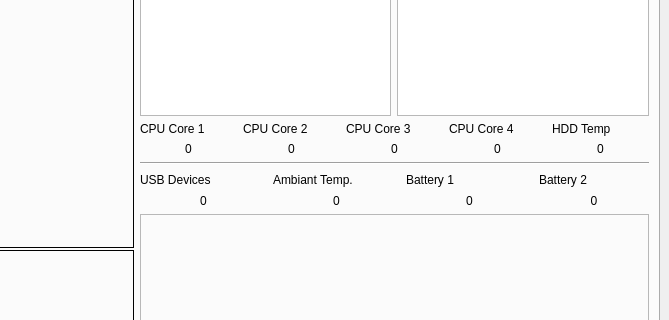
Old version of the form catkin_ws/src/front_end/scripts/resource/no_imu_gr_resizable_TAB.ui in the repository mcgill-robotics-archive/auv-2014; both pictures show x 396 to 1065 and y 450 to 770 of the 1065 by 976 pixel window.
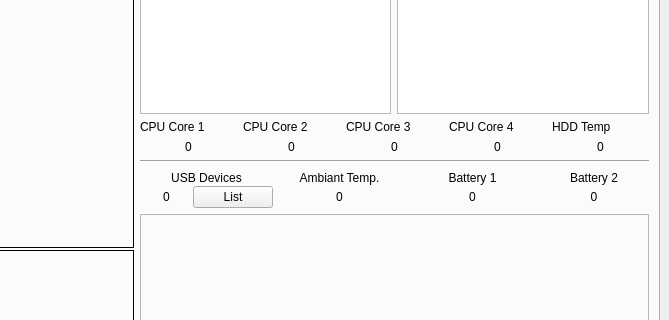
New version of the form. Icons and pictures are not drawn. Custom widgets are drawn as their Qt base class.

Diff of the .ui file:
```diff
--- a/catkin_ws/src/front_end/scripts/resource/no_imu_gr_resizable_TAB.ui
+++ b/catkin_ws/src/front_end/scripts/resource/no_imu_gr_resizable_TAB.ui
@@ -1007,15 +1007,67 @@
               <item>
                <layout class="QVBoxLayout" name="verticalLayout_5">
                 <item>
-                 <layout class="QGridLayout" name="gridLayout_6" columnstretch="0,0,0,0,0">
-                  <item row="0" column="1">
+                 <layout class="QGridLayout" name="gridLayout_6" columnstretch="0,0,0,0,0,0">
+                  <property name="spacing">
+                   <number>0</number>
+                  </property>
+                  <item row="0" column="2">
                    <widget class="QLabel" name="label_31">
                     <property name="text">
                      <string>Ambiant Temp.</string>
                     </property>
+                    <property name="alignment">
+                     <set>Qt::AlignCenter</set>
+                    </property>
                    </widget>
                   </item>
                   <item row="0" column="4">
+                   <widget class="QLabel" name="label_32">
+                    <property name="text">
+                     <string>Battery 1</string>
+                    </property>
+                    <property name="alignment">
+                     <set>Qt::AlignCenter</set>
+                    </property>
+                   </widget>
+                  </item>
+                  <item row="1" column="4">
+                   <widget class="QLabel" name="bat1_lbl">
+                    <property name="text">
+                     <string>0</string>
+                    </property>
+                    <property name="alignment">
+                     <set>Qt::AlignCenter</set>
+                    </property>
+                   </widget>
+                  </item>
+                  <item row="1" column="2">
+                   <widget class="QLabel" name="ambiant_temp_lbl">
+                    <property name="text">
+                     <string>0</string>
+                    </property>
+                    <property name="alignment">
+                     <set>Qt::AlignCenter</set>
+                    </property>
+                   </widget>
+                  </item>
+                  <item row="0" column="0">
+                   <widget class="QLabel" name="label_5">
+                    <property name="maximumSize">
+                     <size>
+                      <width>16777215</width>
+                      <height>17</height>
+                     </size>
+                    </property>
+                    <property name="text">
+                     <string>USB Devices</string>
+                    </property>
+                    <property name="alignment">
+                     <set>Qt::AlignCenter</set>
+                    </property>
+                   </widget>
+                  </item>
+                  <item row="0" column="5">
                    <widget class="QLabel" name="bat_lbl">
                     <property name="minimumSize">
                      <size>
@@ -1032,59 +1084,12 @@
                     <property name="text">
                      <string>Battery 2</string>
                     </property>
-                   </widget>
-                  </item>
-                  <item row="0" column="0">
-                   <widget class="QLabel" name="label_5">
-                    <property name="maximumSize">
-                     <size>
-                      <width>16777215</width>
-                      <height>17</height>
-                     </size>
-                    </property>
-                    <property name="text">
-                     <string>USB Devices</string>
-                    </property>
-                   </widget>
-                  </item>
-                  <item row="0" column="3">
-                   <widget class="QLabel" name="label_32">
-                    <property name="text">
-                     <string>Battery 1</string>
-                    </property>
-                   </widget>
-                  </item>
-                  <item row="1" column="0">
-                   <widget class="QLabel" name="usb_lbl">
-                    <property name="text">
-                     <string>0</string>
-                    </property>
                     <property name="alignment">
                      <set>Qt::AlignCenter</set>
                     </property>
                    </widget>
                   </item>
-                  <item row="1" column="1">
-                   <widget class="QLabel" name="ambiant_temp_lbl">
-                    <property name="text">
-                     <string>0</string>
-                    </property>
-                    <property name="alignment">
-                     <set>Qt::AlignCenter</set>
-                    </property>
-                   </widget>
-                  </item>
-                  <item row="1" column="3">
-                   <widget class="QLabel" name="bat1_lbl">
-                    <property name="text">
-                     <string>0</string>
-                    </property>
-                    <property name="alignment">
-                     <set>Qt::AlignCenter</set>
-                    </property>
-                   </widget>
-                  </item>
-                  <item row="1" column="4">
+                  <item row="1" column="5">
                    <widget class="QLabel" name="bat2_lbl">
                     <property name="text">
                      <string>0</string>
@@ -1094,6 +1099,36 @@
                     </property>
                    </widget>
                   </item>
+                  <item row="1" column="0">
+                   <layout class="QHBoxLayout" name="horizontalLayout_11">
+                    <property name="spacing">
+                     <number>0</number>
+                    </property>
+                    <item>
+                     <widget class="QLabel" name="usb_lbl">
+                      <property name="text">
+                       <string>0</string>
+                      </property>
+                      <property name="alignment">
+                       <set>Qt::AlignCenter</set>
+                      </property>
+                     </widget>
+                    </item>
+                    <item>
+                     <widget class="QPushButton" name="listUSB">
+                      <property name="maximumSize">
+                       <size>
+                        <width>16777215</width>
+                        <height>25</height>
+                       </size>
+                      </property>
+                      <property name="text">
+                       <string>List</string>
+                      </property>
+                     </widget>
+                    </item>
+                   </layout>
+                  </item>
                  </layout>
                 </item>
                </layout>
```
Left out of the diff: 107 changed lines with no effect on the pictures.
